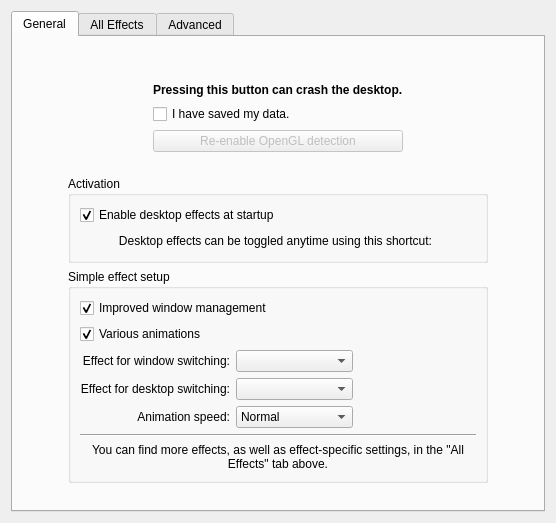
Old version of the form kcmkwin/kwincompositing/main.ui in the repository KDE/kwin.
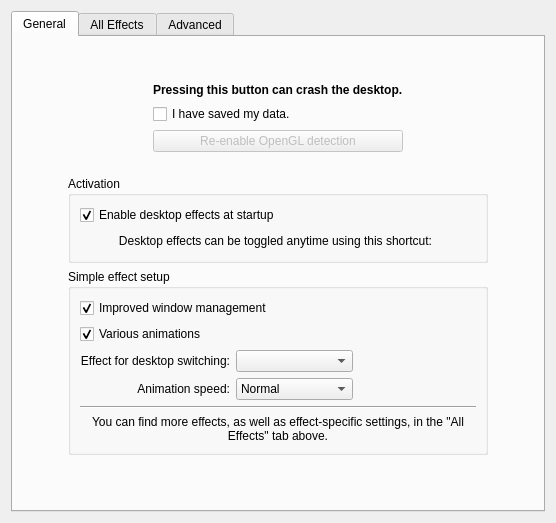
New version of the form. Custom widgets are drawn as their Qt base class.

Commit message:
Remove window switching combo box from compositing UI
Reduces duplication of settings in different areas and was only
providing a small subset of the possible window switching capabilities.
With BoxSwitch being possible to be rendered as a "normal" window
switcher it does not make much sense anyway.

```diff
--- a/kcmkwin/kwincompositing/main.ui
+++ b/kcmkwin/kwincompositing/main.ui
@@ -254,42 +254,6 @@
                 </widget>
                </item>
                <item row="2" column="0">
-                <widget class="QLabel" name="label_3">
-                 <property name="text">
-                  <string>Effect for window switching:</string>
-                 </property>
-                 <property name="alignment">
-                  <set>Qt::AlignRight|Qt::AlignTrailing|Qt::AlignVCenter</set>
-                 </property>
-                 <property name="buddy">
-                  <cstring>windowSwitchingCombo</cstring>
-                 </property>
-                </widget>
-               </item>
-               <item row="2" column="1">
-                <widget class="KComboBox" name="windowSwitchingCombo">
-                 <property name="sizePolicy">
-                  <sizepolicy hsizetype="Expanding" vsizetype="Fixed">
-                   <horstretch>0</horstretch>
-                   <verstretch>0</verstretch>
-                  </sizepolicy>
-                 </property>
-                </widget>
-               </item>
-               <item row="2" column="2">
-                <spacer name="horizontalSpacer_3">
-                 <property name="orientation">
-                  <enum>Qt::Horizontal</enum>
-                 </property>
-                 <property name="sizeHint" stdset="0">
-                  <size>
-                   <width>40</width>
-                   <height>20</height>
-                  </size>
-                 </property>
-                </spacer>
-               </item>
-               <item row="3" column="0">
                 <widget class="QLabel" name="label_4">
                  <property name="text">
                   <string>Effect for desktop switching:</string>
@@ -302,7 +266,7 @@
                  </property>
                 </widget>
                </item>
-               <item row="3" column="1">
+               <item row="2" column="1">
                 <widget class="KComboBox" name="desktopSwitchingCombo">
                  <property name="sizePolicy">
                   <sizepolicy hsizetype="Expanding" vsizetype="Fixed">
@@ -312,7 +276,7 @@
                  </property>
                 </widget>
                </item>
-               <item row="3" column="2">
+               <item row="2" column="2">
                 <spacer name="horizontalSpacer_2">
                  <property name="orientation">
                   <enum>Qt::Horizontal</enum>
@@ -325,7 +289,7 @@
                  </property>
                 </spacer>
                </item>
-               <item row="4" column="0">
+               <item row="3" column="0">
                 <widget class="QLabel" name="label_5">
                  <property name="text">
                   <string>Animation speed:</string>
@@ -338,7 +302,7 @@
                  </property>
                 </widget>
                </item>
-               <item row="4" column="1">
+               <item row="3" column="1">
                 <widget class="KComboBox" name="animationSpeedCombo">
                  <property name="sizePolicy">
                   <sizepolicy hsizetype="Expanding" vsizetype="Fixed">
@@ -386,7 +350,7 @@
                  </item>
                 </widget>
                </item>
-               <item row="4" column="2">
+               <item row="3" column="2">
                 <spacer name="horizontalSpacer">
                  <property name="orientation">
                   <enum>Qt::Horizontal</enum>
@@ -399,14 +363,14 @@
                  </property>
                 </spacer>
                </item>
-               <item row="5" column="0" colspan="3">
+               <item row="4" column="0" colspan="3">
                 <widget class="Line" name="line">
                  <property name="orientation">
                   <enum>Qt::Horizontal</enum>
                  </property>
                 </widget>
                </item>
-               <item row="6" column="0" colspan="3">
+               <item row="5" column="0" colspan="3">
                 <widget class="QLabel" name="label">
                  <property name="sizePolicy">
                   <sizepolicy hsizetype="Expanding" vsizetype="Preferred">
```
The commit also changes 1 other file.
